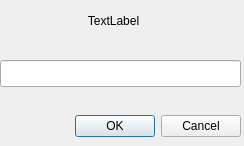
Before: the Qt Designer form QTLinuxProj/Handanlty/工程/L12_P2_Gui/dialoginput.ui in alon0808/ProjectAfcApp, drawn with Qt 5.
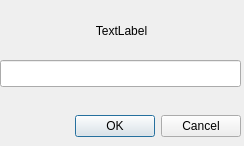
After: the same form once the commit is applied.

```diff
--- a/QTLinuxProj/Handanlty/工程/L12_P2_Gui/dialoginput.ui
+++ b/QTLinuxProj/Handanlty/工程/L12_P2_Gui/dialoginput.ui
@@ -32,10 +32,10 @@
   <widget class="QLabel" name="label_title">
    <property name="geometry">
     <rect>
-     <x>80</x>
+     <x>6</x>
      <y>10</y>
-     <width>67</width>
-     <height>21</height>
+     <width>231</width>
+     <height>41</height>
     </rect>
    </property>
    <property name="text">
```
